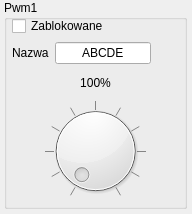
musashimm/aquamatcontrol, file src/pwmSettings.ui: the form before one commit.
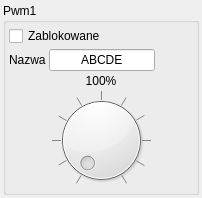
The form after the commit.

The edit to the form file:
```diff
--- a/src/pwmSettings.ui
+++ b/src/pwmSettings.ui
@@ -6,34 +6,33 @@
    <rect>
     <x>0</x>
     <y>0</y>
-    <width>192</width>
-    <height>214</height>
+    <width>202</width>
+    <height>198</height>
    </rect>
   </property>
   <property name="windowTitle">
    <string>Form</string>
   </property>
+  <layout class="QHBoxLayout" name="horizontalLayout_3">
+   <property name="spacing">
+    <number>3</number>
+   </property>
+   <property name="margin">
+    <number>3</number>
+   </property>
+   <item>
   <widget class="QGroupBox" name="groupBox">
-   <property name="geometry">
-    <rect>
-     <x>4</x>
-     <y>0</y>
-     <width>183</width>
-     <height>209</height>
-    </rect>
-   </property>
    <property name="title">
     <string>Pwm1</string>
    </property>
-   <widget class="QWidget" name="verticalLayoutWidget">
-    <property name="geometry">
-     <rect>
-      <x>8</x>
-      <y>16</y>
-      <width>167</width>
-      <height>185</height>
-     </rect>
-    </property>
+     <layout class="QVBoxLayout" name="verticalLayout_2">
+      <property name="spacing">
+       <number>3</number>
+      </property>
+      <property name="margin">
+       <number>3</number>
+      </property>
+      <item>
     <layout class="QVBoxLayout" name="verticalLayout">
      <item>
       <widget class="QCheckBox" name="checkBox_blocked">
@@ -119,8 +118,11 @@
       </widget>
      </item>
     </layout>
-   </widget>
-  </widget>
+      </item>
+     </layout>
+    </widget>
+   </item>
+  </layout>
  </widget>
  <resources/>
  <connections/>
```
Lines whose indentation alone changed are shown as unchanged.
